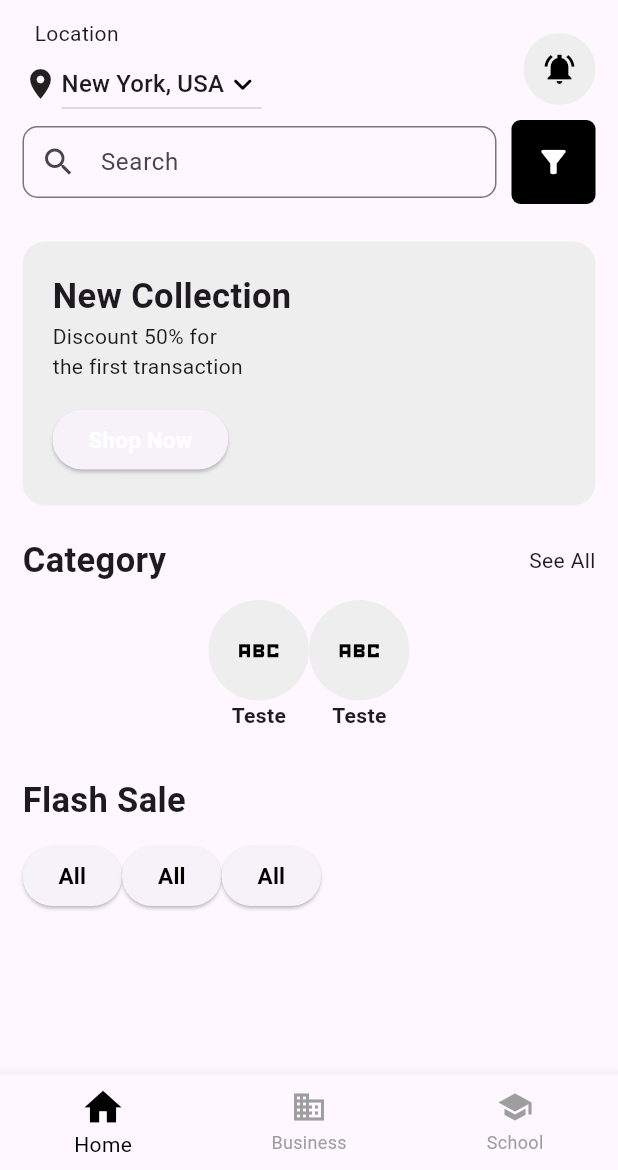
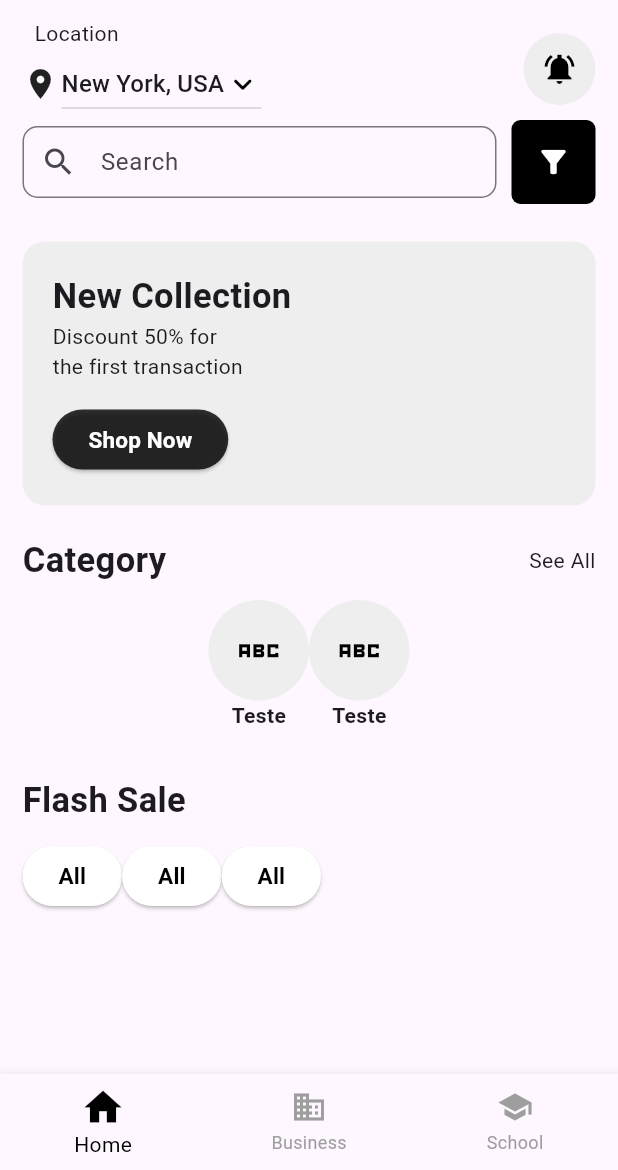
Before and after one commit to leopaivap/JustExquisite, a Flutter app: the screen it shows after launch, on a phone screen of 412 x 824 dp, the part 66-1236 px from its top. Run offline on Flutter 3.47's test engine with Material 3 defaults, Android fonts, the phone set to English and light mode, and no system bars; our stand-ins replace material_design_icons_flutter.

Commit message:
New Style's constants

```diff
--- a/lib/util/style.dart
+++ b/lib/util/style.dart
@@ -15,3 +15,12 @@ const kLitteTextBlack = TextStyle(
   fontWeight: FontWeight.bold,
   fontSize: 15,
 );
+
+final kButtonColorWhite = ButtonStyle(
+  backgroundColor: MaterialStateProperty.all<Color>(Colors.white),
+);
+
+final kButtonColorBlack = ButtonStyle(
+  backgroundColor:
+      MaterialStateProperty.all<Color>(const Color.fromRGBO(0, 0, 0, 0.8)),
+);
```
